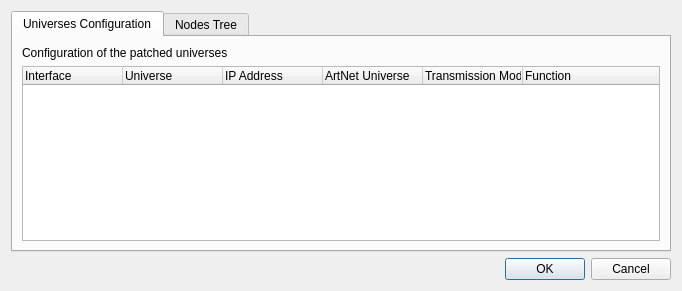
Pit1966/StageRunner, file StageRunner/plugins/artnet/src/configureartnet.ui: the form before one commit.
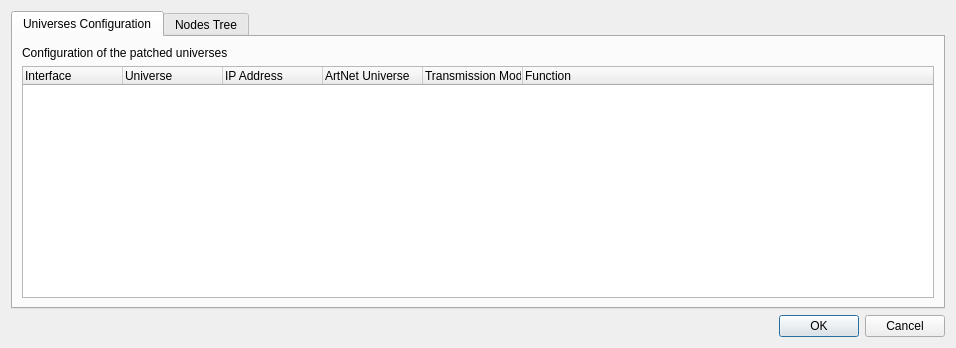
The form after the commit.

```diff
--- a/StageRunner/plugins/artnet/src/configureartnet.ui
+++ b/StageRunner/plugins/artnet/src/configureartnet.ui
@@ -25,8 +25,8 @@
    <rect>
     <x>0</x>
     <y>0</y>
-    <width>682</width>
-    <height>291</height>
+    <width>956</width>
+    <height>348</height>
    </rect>
   </property>
   <property name="windowTitle">
```
Left out of the diff: 2 changed lines with no effect on the pictures.
